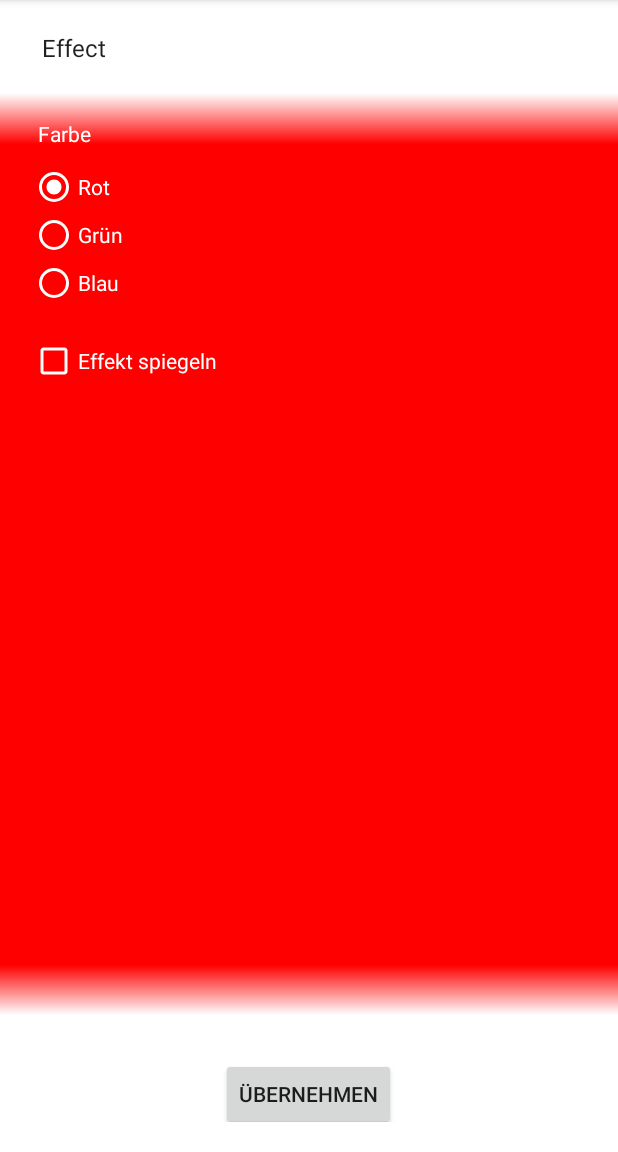
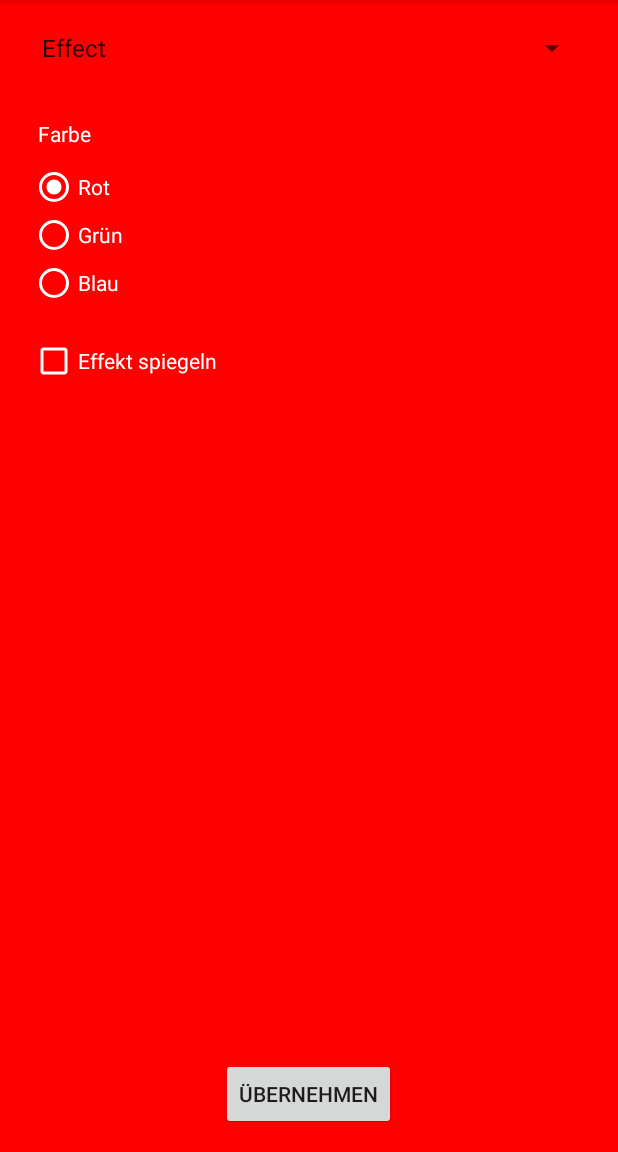
Before and after one commit to Zalia/Pacemaker, an Android app: the screen it shows after launch (MainActivity), after a tap on "ÜBERNEHMEN", on a phone screen of 412 x 824 dp, the part 84-1236 px from its top. Run offline under Robolectric (Android 15) with nearby library versions, the phone set to English and light mode, and no system bars.

Commit message:
minor text fixes

```diff
--- a/app/build.gradle
+++ b/app/build.gradle
@@ -5,7 +5,7 @@
     buildToolsVersion "25.0.0"
     defaultConfig {
         applicationId "zalia.pacemaker"
-        minSdkVersion 19
+        minSdkVersion 17
         targetSdkVersion 24
         versionCode 1
         versionName "1.0"
--- a/app/src/main/java/zalia/pacemaker/ColorPickerMode.java
+++ b/app/src/main/java/zalia/pacemaker/ColorPickerMode.java
@@ -46,6 +46,6 @@
 
     @Override
     public String generate_configs() {
-        return "colorwheel: " + current_color;
+        return "colorwheel: " + current_color + "\n";
     }
 }
--- a/app/src/main/java/zalia/pacemaker/EffectMode.java
+++ b/app/src/main/java/zalia/pacemaker/EffectMode.java
@@ -79,6 +79,6 @@
 
     @Override
     public String generate_configs() {
-        return mirror + "fillcolor:" + active_color;
+        return mirror + "fillcolour:" + active_color + "\n";
     }
 }
--- a/app/src/main/java/zalia/pacemaker/FullRainbowMode.java
+++ b/app/src/main/java/zalia/pacemaker/FullRainbowMode.java
@@ -97,6 +97,6 @@
     }
 
     public String generate_configs() {
-        return  mirror + "rainbow:" + speed + " " + rainbowness;
+        return  mirror + "rainbow:" + speed + " " + rainbowness + "\n";
     }
 }
--- a/app/src/main/java/zalia/pacemaker/MainActivity.java
+++ b/app/src/main/java/zalia/pacemaker/MainActivity.java
@@ -80,8 +80,7 @@
         commit_button.setOnClickListener(new View.OnClickListener() {
             @Override
             public void onClick(View v) {
-                String config = active_mode.generate_configs();
-                send_config(config);
+                send_config(active_mode.generate_configs());
             }
         });
 
--- a/app/src/main/res/layout/activity_main.xml
+++ b/app/src/main/res/layout/activity_main.xml
@@ -7,43 +7,43 @@
     android:id="@+id/pacemaker_layout"
     android:weightSum="10">
 
-    <LinearLayout
-        android:layout_width="match_parent"
-        android:layout_height="match_parent"
-        android:weightSum="1000"
-        android:orientation="vertical">
+    <!--<LinearLayout-->
+        <!--android:layout_width="match_parent"-->
+        <!--android:layout_height="match_parent"-->
+        <!--android:weightSum="1000"-->
+        <!--android:orientation="vertical">-->
 
-        <View
-            android:layout_width="match_parent"
-            android:layout_height="match_parent"
-            android:layout_weight="230"
-            android:background="#FFF" />
+        <!--<View-->
+            <!--android:layout_width="match_parent"-->
+            <!--android:layout_height="match_parent"-->
+            <!--android:layout_weight="230"-->
+            <!--android:background="#FFF" />-->
 
-        <View
-            android:layout_width="match_parent"
-            android:layout_height="match_parent"
-            android:background="@drawable/top_gradient"
-            android:layout_weight="239"
-            />
+        <!--<View-->
+            <!--android:layout_width="match_parent"-->
+            <!--android:layout_height="match_parent"-->
+            <!--android:background="@drawable/top_gradient"-->
+            <!--android:layout_weight="239"-->
+            <!--/>-->
 
-        <View
-            android:layout_width="match_parent"
-            android:layout_height="match_parent"
-            android:layout_weight="72"/>
+        <!--<View-->
+            <!--android:layout_width="match_parent"-->
+            <!--android:layout_height="match_parent"-->
+            <!--android:layout_weight="72"/>-->
 
-        <View
-            android:layout_width="match_parent"
-            android:layout_height="match_parent"
-            android:background="@drawable/bottom_gradient"
-            android:layout_weight="239"/>
+        <!--<View-->
+            <!--android:layout_width="match_parent"-->
+            <!--android:layout_height="match_parent"-->
+            <!--android:background="@drawable/bottom_gradient"-->
+            <!--android:layout_weight="239"/>-->
 
-        <View
-            android:layout_width="match_parent"
-            android:layout_height="match_parent"
-            android:layout_weight="190"
-            android:background="#FFF" />
+        <!--<View-->
+            <!--android:layout_width="match_parent"-->
+            <!--android:layout_height="match_parent"-->
+            <!--android:layout_weight="190"-->
+            <!--android:background="#FFF" />-->
 
-    </LinearLayout>
+    <!--</LinearLayout>-->
 
     <RelativeLayout
         android:layout_width="match_parent"
```
Also changed, not shown: 1 other file.
